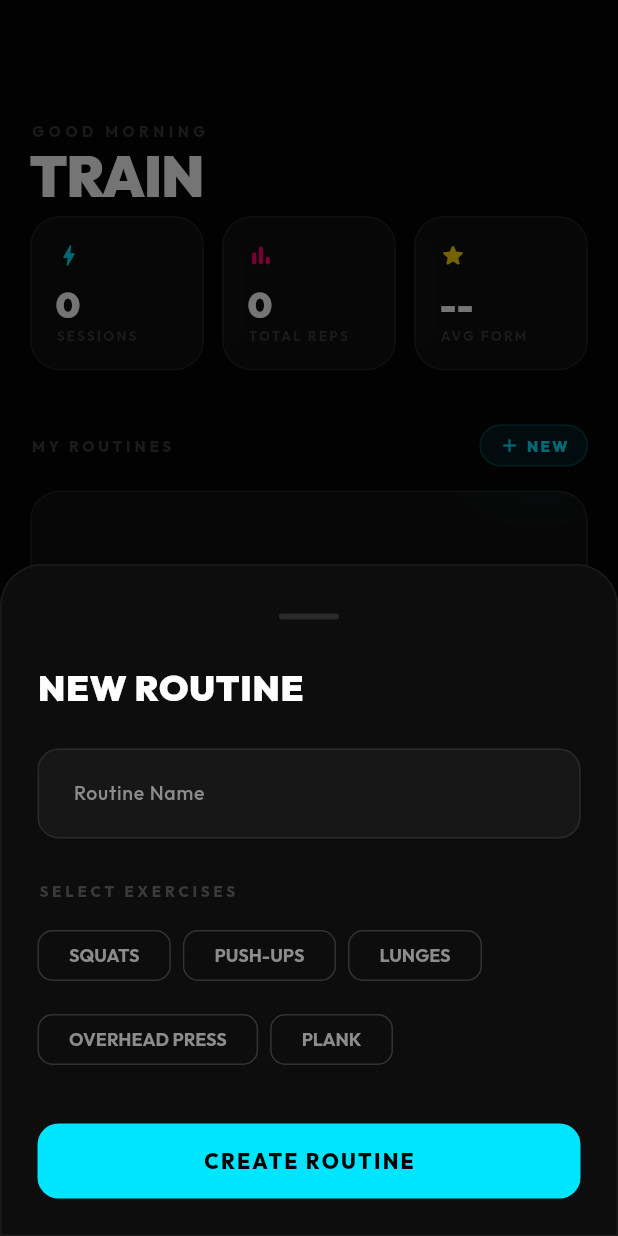
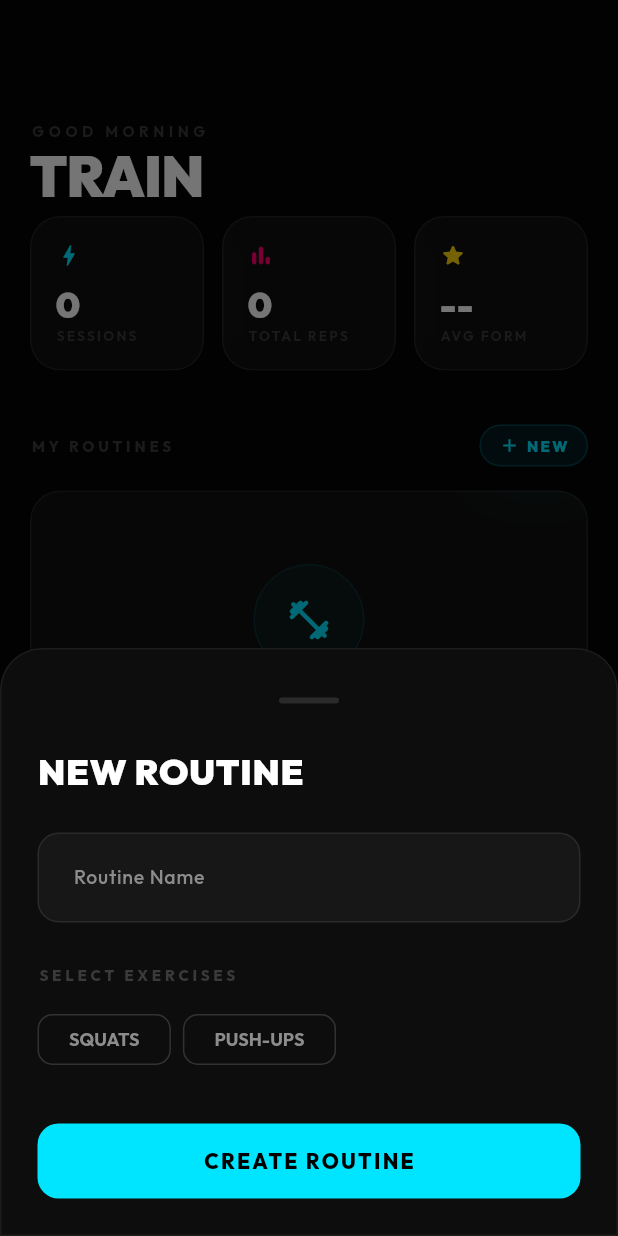
Before and after one commit to CoderJT-Elite/form_analyzer, a Flutter app: the screen it shows after launch, after a tap on "NEW", on a phone screen of 412 x 824 dp. Run offline on Flutter 3.47's test engine with Material 3 defaults, Android fonts, the phone set to English and light mode, and no system bars; our stand-ins replace camera, flutter_tts, google_fonts, shared_preferences; missing offline and left inert: google_mlkit_pose_detection.

Commit message:
feat: tighten MVP exercises and improve pose input pipeline

```diff
--- a/app/lib/models/exercise_catalog.dart
+++ b/app/lib/models/exercise_catalog.dart
@@ -26,39 +26,6 @@ class ExerciseCatalog {
       type: ExerciseType.pushup,
       analyzer: PushupAnalyzer(),
     ),
-    Exercise(
-      name: 'LUNGES',
-      description: 'Improves balance and leg strength',
-      instructions:
-          'Step forward and lower your back knee until it nearly touches the ground.',
-      muscleGroup: 'Hamstrings, Glutes',
-      difficulty: 'Beginner',
-      icon: Icons.directions_walk_rounded,
-      type: ExerciseType.lunge,
-      analyzer: LungeAnalyzer(),
-    ),
-    Exercise(
-      name: 'OVERHEAD PRESS',
-      description: 'Build powerful shoulders',
-      instructions:
-          'Press the weights directly overhead while keeping your core tight.',
-      muscleGroup: 'Shoulders, Triceps',
-      difficulty: 'Intermediate',
-      icon: Icons.upload_rounded,
-      type: ExerciseType.overheadPress,
-      analyzer: OverheadPressAnalyzer(),
-    ),
-    Exercise(
-      name: 'PLANK',
-      description: 'The ultimate core endurance test',
-      instructions:
-          'Hold a straight body position resting on your forearms and toes.',
-      muscleGroup: 'Core, Abs',
-      difficulty: 'Advanced',
-      icon: Icons.view_headline_rounded,
-      type: ExerciseType.plank,
-      analyzer: PlankAnalyzer(),
-    ),
   ];
 
   static Exercise exerciseForType(ExerciseType type) {
@@ -76,7 +43,10 @@ class ExerciseCatalog {
   }
 
   static Exercise templateForType(ExerciseType type) {
-    return all.firstWhere((exercise) => exercise.type == type);
+    return all.firstWhere(
+      (exercise) => exercise.type == type,
+      orElse: () => all.first,
+    );
   }
 
   static ExerciseAnalyzer _newAnalyzer(ExerciseType type) {
@@ -86,11 +56,9 @@ class ExerciseCatalog {
       case ExerciseType.pushup:
         return PushupAnalyzer();
       case ExerciseType.lunge:
-        return LungeAnalyzer();
       case ExerciseType.plank:
-        return PlankAnalyzer();
       case ExerciseType.overheadPress:
-        return OverheadPressAnalyzer();
+        return SquatAnalyzer();
     }
   }
 }
```
Also changed, not shown: app/lib/services/pose_detector_service.dart (+24 -0 lines), app/lib/services/storage_service.dart (+2 -10 lines), app/lib/ui/screens/exercise_screen.dart (+4 -8 lines), 4 other files.
